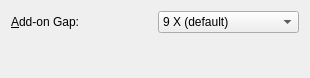
Qt form frontend_qt/grpUPCA.ui (novcom/zint) before a commit.
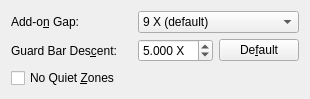
The same form after that commit.

Patch:
```diff
--- a/frontend_qt/grpUPCA.ui
+++ b/frontend_qt/grpUPCA.ui
@@ -21,11 +21,16 @@
   </property>
   <layout class="QVBoxLayout" name="verticalLayout">
    <item>
-    <layout class="QHBoxLayout" name="horizontalLayout">
-     <item>
+    <layout class="QGridLayout" name="gridLayoutUPCA">
+     <item row="0" column="0">
       <widget class="QLabel" name="lblUPCAAddonGap">
        <property name="text">
-        <string>&amp;Add-on Gap:</string>
+        <string>Add-o&amp;n Gap:</string>
+       </property>
+       <property name="toolTip">
+        <string>Horizontal space in X-dimensions between
+main symbol and add-on (if any)
+(ignored if disabled)</string>
        </property>
        <property name="alignment">
         <set>Qt::AlignLeading|Qt::AlignLeft|Qt::AlignVCenter</set>
@@ -35,7 +40,7 @@
        </property>
       </widget>
      </item>
-     <item>
+     <item row="0" column="1">
       <widget class="QComboBox" name="cmbUPCAAddonGap">
        <item>
         <property name="text">
@@ -59,10 +64,107 @@
        </item>
       </widget>
      </item>
+     <item row="1" column="0">
+      <widget class="QLabel" name="lblUPCAGuardDescent">
+       <property name="toolTip">
+        <string>Height in X-dimensions that the guard bars
+descend below the main bars (default 5X)
+(ignored if disabled)</string>
+       </property>
+       <property name="text">
+        <string>Guard Bar Des&amp;cent:</string>
+       </property>
+       <property name="alignment">
+        <set>Qt::AlignLeading|Qt::AlignLeft|Qt::AlignVCenter</set>
+       </property>
+       <property name="buddy">
+        <cstring>spnUPCAGuardDescent</cstring>
+       </property>
+      </widget>
+     </item>
+     <item row="1" column="1">
+      <layout class="QHBoxLayout" name="horzLayoutUPCAGuardDescent">
+       <item>
+        <widget class="QDoubleSpinBox" name="spnUPCAGuardDescent">
+         <property name="toolTip">
+        <string>Height in X-dimensions that the guard bars
+descend below the main bars (default 5X)
+(ignored if disabled)</string>
+         </property>
+         <property name="prefix">
+          <string/>
+         </property>
+         <property name="suffix">
+          <string> X</string>
+         </property>
+         <property name="decimals">
+          <number>3</number>
+         </property>
+         <property name="minimum">
+          <double>0.000000000000000</double>
+         </property>
+         <property name="maximum">
+          <double>20.000000000000000</double>
+         </property>
+         <property name="singleStep">
+          <double>0.100000000000000</double>
+         </property>
+         <property name="value">
+          <double>5.000000000000000</double>
+         </property>
+         <property name="accelerated">
+          <bool>true</bool>
+         </property>
+         <property name="sizePolicy">
+          <sizepolicy hsizetype="Minimum" vsizetype="Fixed">
+           <horstretch>2</horstretch>
+           <verstretch>0</verstretch>
+          </sizepolicy>
+         </property>
+        </widget>
+       </item>
+       <item>
+        <widget class="QPushButton" name="btnUPCAGuardDefault">
+         <property name="toolTip">
+          <string>Reset guard bars descent height
+to default 5X</string>
+         </property>
+         <property name="text">
+          <string>De&amp;fault</string>
+         </property>
+         <property name="sizePolicy">
+          <sizepolicy hsizetype="Preferred" vsizetype="Fixed">
+           <horstretch>1</horstretch>
+           <verstretch>0</verstretch>
+          </sizepolicy>
+         </property>
+         <property name="sizeHint" stdset="0">
+          <size>
+           <width>40</width>
+           <height>20</height>
+          </size>
+         </property>
+        </widget>
+       </item>
+      </layout>
+     </item>
     </layout>
    </item>
    <item>
-    <spacer name="verticalSpacer">
+    <widget class="QCheckBox" name="chkUPCANoQuietZones">
+     <property name="text">
+      <string>No Quiet &amp;Zones</string>
+     </property>
+     <property name="checked">
+      <bool>false</bool>
+     </property>
+     <property name="toolTip">
+      <string>Do not add quiet zones to whitespace</string>
+     </property>
+    </widget>
+   </item>
+   <item>
+    <spacer name="verticalSpacerUPCA">
      <property name="orientation">
       <enum>Qt::Vertical</enum>
      </property>
```
Left out of the diff: 7 changed lines with no effect on the pictures.
